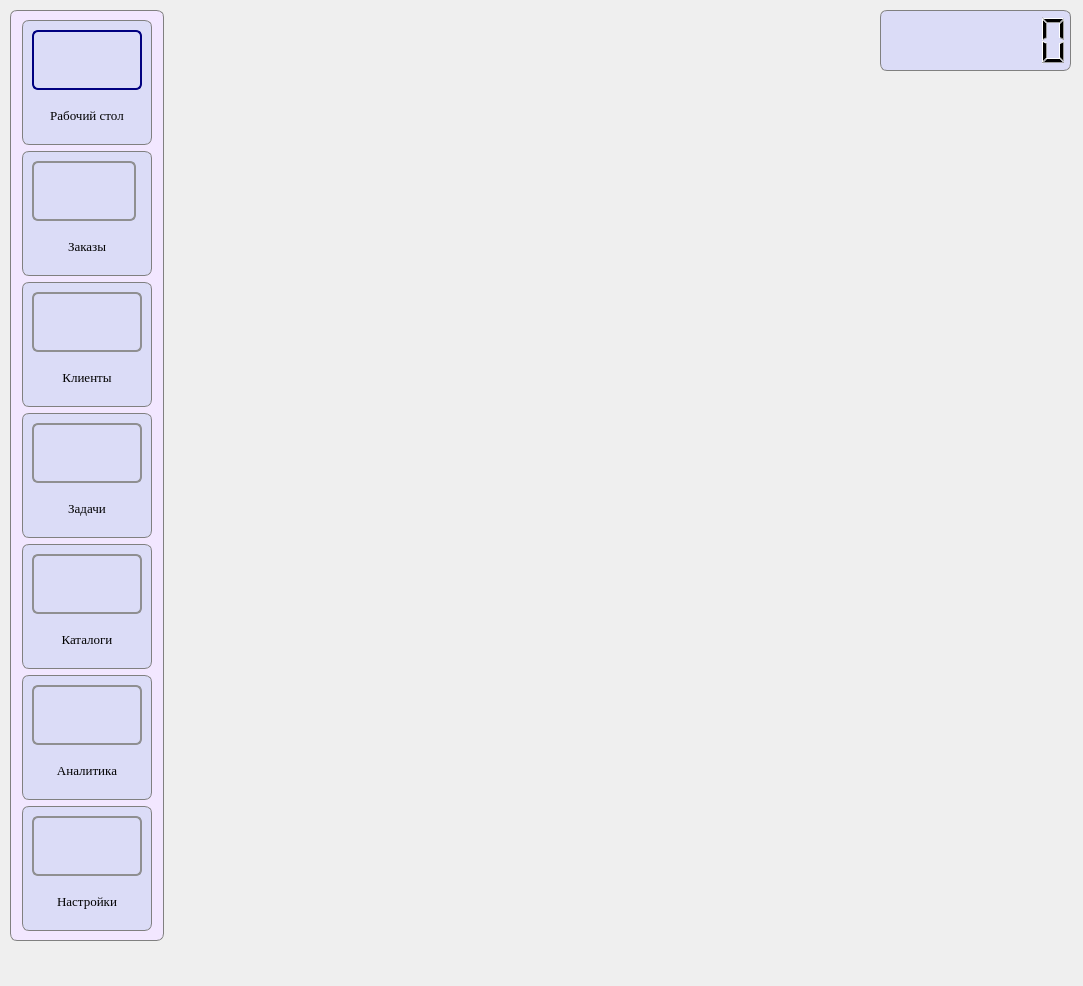
First picture: the form in StartWindow.ui, repository FediiBohdan/TechService, before the edit.
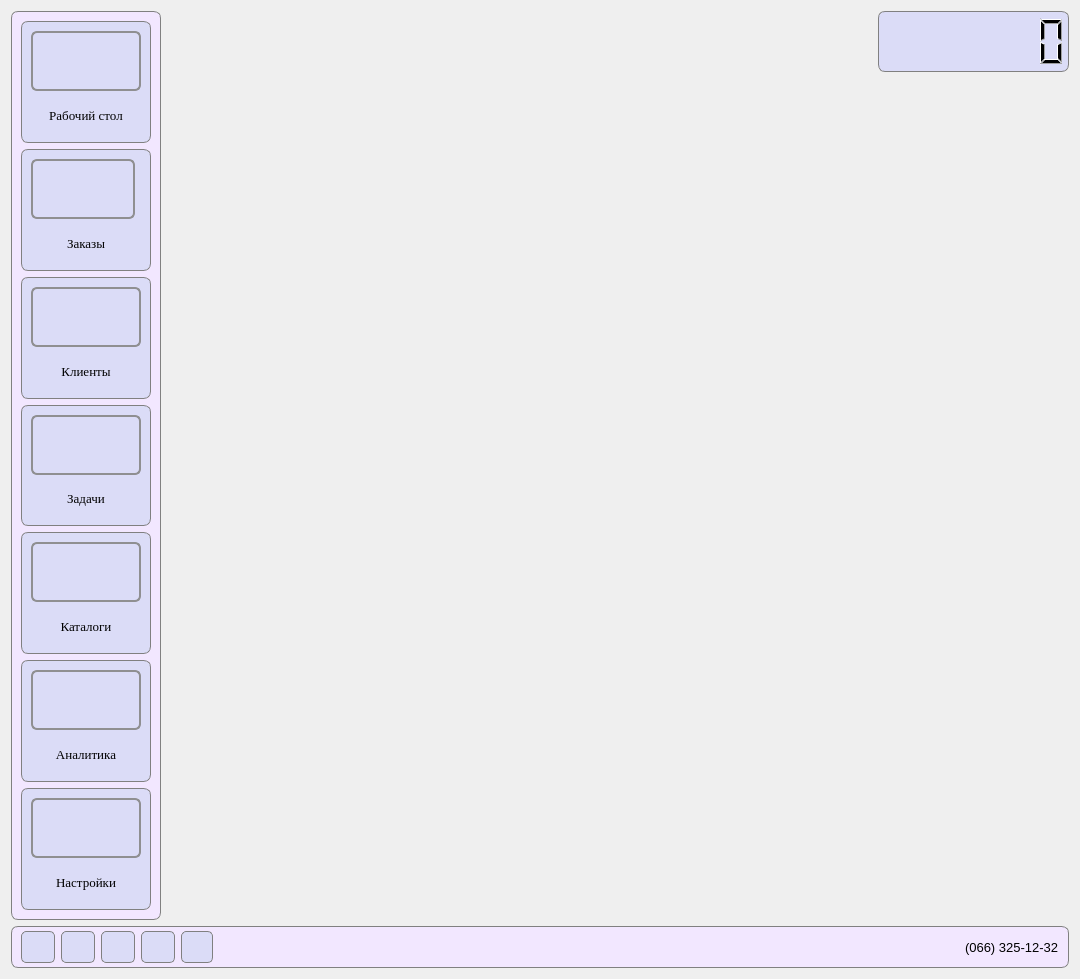
Second picture: the form after the edit. Icons and pictures are not drawn.

What changed in the file:
```diff
--- a/StartWindow.ui
+++ b/StartWindow.ui
@@ -6,8 +6,8 @@
    <rect>
     <x>0</x>
     <y>0</y>
-    <width>1083</width>
-    <height>986</height>
+    <width>1080</width>
+    <height>979</height>
    </rect>
   </property>
   <property name="windowTitle">
@@ -17,23 +17,23 @@
    <iconset resource="images.qrc">
     <normaloff>:/images/autoService-logo.png</normaloff>:/images/autoService-logo.png</iconset>
   </property>
+  <layout class="QGridLayout" name="gridLayout_11">
+   <item row="0" column="2">
   <widget class="QLCDNumber" name="lcdNumber">
-   <property name="geometry">
-    <rect>
-     <x>880</x>
-     <y>10</y>
+     <property name="minimumSize">
+      <size>
      <width>191</width>
      <height>61</height>
-    </rect>
+      </size>
    </property>
    <property name="toolTip">
     <string>Таймер рабочего дня</string>
    </property>
    <property name="styleSheet">
-    <string notr="true">*{
-background-color: #dbdcf7;
-border: 1px solid gray;
-border-radius: 7px;
+      <string notr="true">QLCDNumber {
+	background-color: #dbdcf7;
+	border: 1px solid gray;
+	border-radius: 7px;
 }</string>
    </property>
    <property name="frameShadow">
@@ -52,20 +52,310 @@
     <double>0.000000000000000</double>
    </property>
   </widget>
+   </item>
+   <item row="2" column="0" colspan="3">
+    <widget class="QFrame" name="frame_9">
+     <property name="styleSheet">
+      <string notr="true">QFrame {
+	background-color: #f2e7ff;
+	border: 1px solid grey;
+	border-radius: 7px;
+}</string>
+     </property>
+     <property name="frameShape">
+      <enum>QFrame::StyledPanel</enum>
+     </property>
+     <property name="frameShadow">
+      <enum>QFrame::Raised</enum>
+     </property>
+     <layout class="QGridLayout" name="gridLayout_10">
+      <property name="topMargin">
+       <number>4</number>
+      </property>
+      <property name="bottomMargin">
+       <number>4</number>
+      </property>
+      <property name="verticalSpacing">
+       <number>0</number>
+      </property>
+      <item row="0" column="2">
+       <widget class="QLabel" name="contactLabel">
+        <property name="font">
+         <font>
+          <pointsize>10</pointsize>
+         </font>
+        </property>
+        <property name="styleSheet">
+         <string notr="true">*{
+	background-color: transparent;
+	border: none;
+}</string>
+        </property>
+        <property name="text">
+         <string>(066) 325-12-32</string>
+        </property>
+       </widget>
+      </item>
+      <item row="0" column="0">
+       <layout class="QGridLayout" name="gridLayout_9">
+        <property name="leftMargin">
+         <number>0</number>
+        </property>
+        <property name="horizontalSpacing">
+         <number>6</number>
+        </property>
+        <item row="0" column="0">
+         <widget class="QPushButton" name="telegramButton">
+          <property name="minimumSize">
+           <size>
+            <width>31</width>
+            <height>32</height>
+           </size>
+          </property>
+          <property name="toolTip">
+           <string>Перейти в Telegram</string>
+          </property>
+          <property name="styleSheet">
+           <string notr="true">QPushButton {
+	background-color: #dbdcf7;
+	border: 1px solid grey;
+	border-radius: 5px;
+}
+
+QPushButton:hover {
+	background-color: #bebfd6;
+	border: 1px solid #86868a;
+}</string>
+          </property>
+          <property name="text">
+           <string/>
+          </property>
+          <property name="icon">
+           <iconset resource="images.qrc">
+            <normaloff>:/images/telegramLogo.png</normaloff>:/images/telegramLogo.png</iconset>
+          </property>
+          <property name="iconSize">
+           <size>
+            <width>25</width>
+            <height>25</height>
+           </size>
+          </property>
+         </widget>
+        </item>
+        <item row="0" column="1">
+         <widget class="QPushButton" name="instagramButton">
+          <property name="minimumSize">
+           <size>
+            <width>31</width>
+            <height>32</height>
+           </size>
+          </property>
+          <property name="toolTip">
+           <string>Перейти в Instagram</string>
+          </property>
+          <property name="styleSheet">
+           <string notr="true">QPushButton {
+	background-color: #dbdcf7;
+	border: 1px solid grey;
+	border-radius: 5px;
+}
+
+QPushButton:hover {
+	background-color: #bebfd6;
+	border: 1px solid #86868a;
+}
+
+</string>
+          </property>
+          <property name="text">
+           <string/>
+          </property>
+          <property name="icon">
+           <iconset resource="images.qrc">
+            <normaloff>:/images/instagramLogo.png</normaloff>:/images/instagramLogo.png</iconset>
+          </property>
+          <property name="iconSize">
+           <size>
+            <width>25</width>
+            <height>25</height>
+           </size>
+          </property>
+         </widget>
+        </item>
+        <item row="0" column="2">
+         <widget class="QPushButton" name="facebookButton">
+          <property name="minimumSize">
+           <size>
+            <width>31</width>
+            <height>32</height>
+           </size>
+          </property>
+          <property name="toolTip">
+           <string>Перейти в Facebook</string>
+          </property>
+          <property name="styleSheet">
+           <string notr="true">QPushButton {
+	background-color: #dbdcf7;
+	border: 1px solid grey;
+	border-radius: 5px;
+}
+
+QPushButton:hover {
+	background-color: #bebfd6;
+	border: 1px solid #86868a;
+}
+</string>
+          </property>
+          <property name="text">
+           <string/>
+          </property>
+          <property name="icon">
+           <iconset resource="images.qrc">
+            <normaloff>:/images/facebookLogo.png</normaloff>:/images/facebookLogo.png</iconset>
+          </property>
+          <property name="iconSize">
+           <size>
+            <width>25</width>
+            <height>25</height>
+           </size>
+          </property>
+         </widget>
+        </item>
+        <item row="0" column="3">
+         <widget class="QPushButton" name="viberButton">
+          <property name="minimumSize">
+           <size>
+            <width>32</width>
+            <height>32</height>
+           </size>
+          </property>
+          <property name="toolTip">
+           <string>Перейти в Viber</string>
+          </property>
+          <property name="styleSheet">
+           <string notr="true">QPushButton {
+	background-color: #dbdcf7;
+	border: 1px solid grey;
+	border-radius: 5px;
+}
+
+QPushButton:hover {
+	background-color: #bebfd6;
+	border: 1px solid #86868a;
+}</string>
+          </property>
+          <property name="text">
+           <string/>
+          </property>
+          <property name="icon">
+           <iconset resource="images.qrc">
+            <normaloff>:/images/viberLogo.png</normaloff>:/images/viberLogo.png</iconset>
+          </property>
+          <property name="iconSize">
+           <size>
+            <width>28</width>
+            <height>28</height>
+           </size>
+          </property>
+         </widget>
+        </item>
+        <item row="0" column="4">
+         <widget class="QPushButton" name="youtubeButton">
+          <property name="minimumSize">
+           <size>
+            <width>32</width>
+            <height>32</height>
+           </size>
+          </property>
+          <property name="maximumSize">
+           <size>
+            <width>32</width>
+            <height>32</height>
+           </size>
+          </property>
+          <property name="toolTip">
+           <string>Перейти YouTube</string>
+          </property>
+          <property name="styleSheet">
+           <string notr="true">QPushButton {
+	background-color: #dbdcf7;
+	border: 1px solid grey;
+	border-radius: 5px;
+}
+
+QPushButton:hover {
+	background-color: #bebfd6;
+	border: 1px solid #86868a;
+}
+
+</string>
+          </property>
+          <property name="text">
+           <string/>
+          </property>
+          <property name="icon">
+           <iconset resource="images.qrc">
+            <normaloff>:/images/youtubeLogo.png</normaloff>:/images/youtubeLogo.png</iconset>
+          </property>
+          <property name="iconSize">
+           <size>
+            <width>34</width>
+            <height>34</height>
+           </size>
+          </property>
+         </widget>
+        </item>
+       </layout>
+      </item>
+      <item row="0" column="1">
+       <spacer name="horizontalSpacer">
+        <property name="orientation">
+         <enum>Qt::Horizontal</enum>
+        </property>
+        <property name="sizeHint" stdset="0">
+         <size>
+          <width>40</width>
+          <height>20</height>
+         </size>
+        </property>
+       </spacer>
+      </item>
+     </layout>
+    </widget>
+   </item>
+   <item row="0" column="1">
+    <spacer name="horizontalSpacer_2">
+     <property name="orientation">
+      <enum>Qt::Horizontal</enum>
+     </property>
+     <property name="sizeHint" stdset="0">
+      <size>
+       <width>40</width>
+       <height>20</height>
+      </size>
+     </property>
+    </spacer>
+   </item>
+   <item row="1" column="2">
+    <spacer name="verticalSpacer">
+     <property name="orientation">
+      <enum>Qt::Vertical</enum>
+     </property>
+     <property name="sizeHint" stdset="0">
+      <size>
+       <width>20</width>
+       <height>40</height>
+      </size>
+     </property>
+    </spacer>
+   </item>
+   <item row="0" column="0" rowspan="2">
   <widget class="QFrame" name="frame">
-   <property name="geometry">
-    <rect>
-     <x>10</x>
-     <y>10</y>
-     <width>154</width>
-     <height>931</height>
-    </rect>
-   </property>
    <property name="styleSheet">
-    <string notr="true">*{
-background-color: #f2e7ff;
-border: 1px solid grey;
-border-radius: 7px;
+      <string notr="true">QFrame {
+	background-color: #f2e7ff;
+	border: 1px solid grey;
+	border-radius: 7px;
 }</string>
    </property>
    <property name="frameShape">
@@ -90,10 +380,10 @@
        </size>
       </property>
       <property name="styleSheet">
-       <string notr="true">*{
-background-color: #dbdcf7;
-border: 1px solid grey;
-border-radius: 7px;
+         <string notr="true">QFrame {
+	background-color: #dbdcf7;
+	border: 1px solid grey;
+	border-radius: 7px;
 }</string>
       </property>
       <property name="frameShape">
@@ -147,7 +437,7 @@
 }
 
 QPushButton:default {
-    border-color: navy; /* make the default button prominent */
+    border-color: #865edd; /* make the default button prominent */
 }</string>
            </property>
            <property name="text">
@@ -200,10 +490,10 @@
        </size>
       </property>
       <property name="styleSheet">
-       <string notr="true">*{
-background-color: #dbdcf7;
-border: 1px solid grey;
-border-radius: 7px;
+         <string notr="true">QFrame {
+	background-color: #dbdcf7;
+	border: 1px solid grey;
+	border-radius: 7px;
 }</string>
       </property>
       <property name="frameShape">
@@ -263,7 +553,7 @@
 }
 
 QPushButton:default {
-    border-color: navy; /* make the default button prominent */
+    border-color: #865edd; /* make the default button prominent */
 }</string>
            </property>
            <property name="text">
@@ -322,10 +612,10 @@
        </size>
       </property>
       <property name="styleSheet">
-       <string notr="true">*{
-background-color: #dbdcf7;
-border: 1px solid grey;
-border-radius: 7px;
+         <string notr="true">QFrame {
+	background-color: #dbdcf7;
+	border: 1px solid grey;
+	border-radius: 7px;
 }</string>
       </property>
       <property name="frameShape">
@@ -379,7 +669,7 @@
 }
 
 QPushButton:default {
-    border-color: navy; /* make the default button prominent */
+    border-color: #865edd; /* make the default button prominent */
 }</string>
            </property>
            <property name="text">
@@ -432,10 +722,10 @@
        </size>
       </property>
       <property name="styleSheet">
-       <string notr="true">*{
-background-color: #dbdcf7;
-border: 1px solid grey;
-border-radius: 7px;
+         <string notr="true">QFrame {
+	background-color: #dbdcf7;
+	border: 1px solid grey;
+	border-radius: 7px;
 }</string>
       </property>
       <property name="frameShape">
@@ -489,7 +779,7 @@
 }
 
 QPushButton:default {
-    border-color: navy; /* make the default button prominent */
+    border-color: #865edd; /* make the default button prominent */
 }</string>
            </property>
            <property name="text">
@@ -545,10 +835,10 @@
        </size>
       </property>
       <property name="styleSheet">
-       <string notr="true">*{
-background-color: #dbdcf7;
-border: 1px solid grey;
-border-radius: 7px;
+         <string notr="true">QFrame {
+	background-color: #dbdcf7;
+	border: 1px solid grey;
+	border-radius: 7px;
 }</string>
       </property>
       <property name="frameShape">
@@ -602,7 +892,7 @@
 }
 
 QPushButton:default {
-    border-color: navy; /* make the default button prominent */
+    border-color: #865edd; /* make the default button prominent */
 }</string>
            </property>
            <property name="text">
@@ -655,10 +945,10 @@
        </size>
       </property>
       <property name="styleSheet">
-       <string notr="true">*{
-background-color: #dbdcf7;
-border: 1px solid grey;
-border-radius: 7px;
+         <string notr="true">QFrame {
+	background-color: #dbdcf7;
+	border: 1px solid grey;
+	border-radius: 7px;
 }</string>
       </property>
       <property name="frameShape">
@@ -708,11 +998,11 @@
 }
 
 QPushButton:flat {
-    border: none; /* no border for a flat push button */
+    border: none;
 }
 
 QPushButton:default {
-    border-color: navy; /* make the default button prominent */
+    border-color: #865edd;
 }</string>
            </property>
            <property name="text">
@@ -765,10 +1055,10 @@
        </size>
       </property>
       <property name="styleSheet">
-       <string notr="true">*{
-background-color: #dbdcf7;
-border: 1px solid grey;
-border-radius: 7px;
+         <string notr="true">QFrame {
+	background-color: #dbdcf7;
+	border: 1px solid grey;
+	border-radius: 7px;
 }</string>
       </property>
       <property name="frameShape">
@@ -822,7 +1112,7 @@
 }
 
 QPushButton:default {
-    border-color: navy; /* make the default button prominent */
+    border-color: #865edd; /* make the default button prominent */
 }</string>
            </property>
            <property name="text">
@@ -868,6 +1158,8 @@
     </item>
    </layout>
   </widget>
+   </item>
+  </layout>
  </widget>
  <tabstops>
   <tabstop>desktopButton</tabstop>
```
Lines whose indentation alone changed are shown as unchanged.
